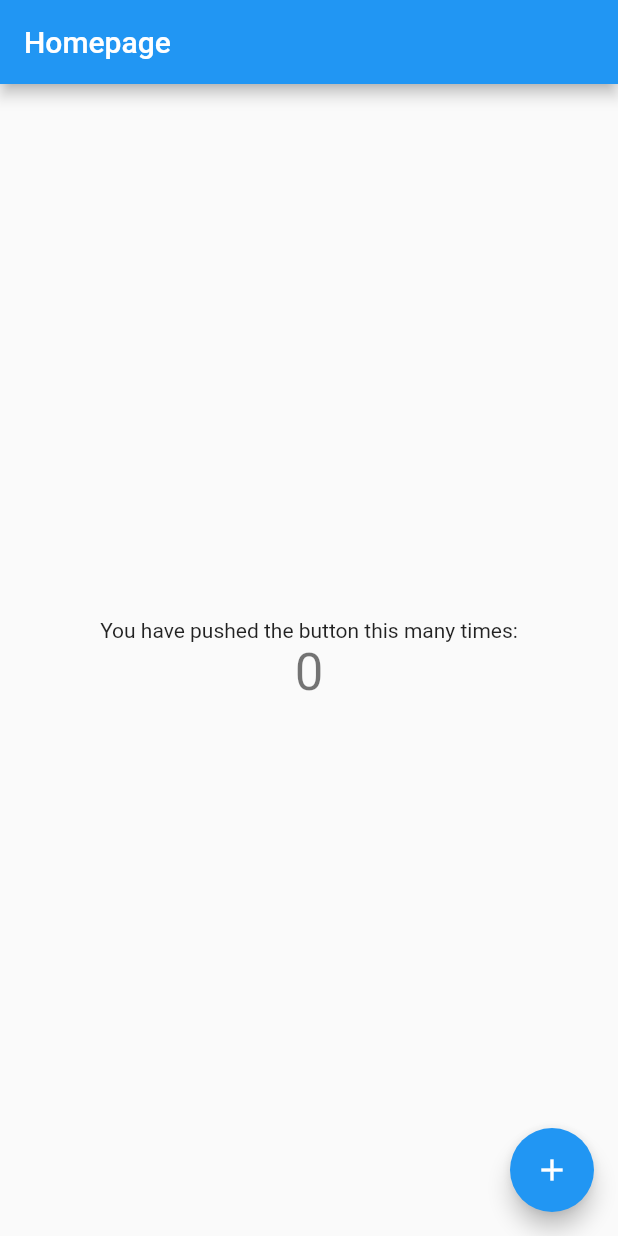
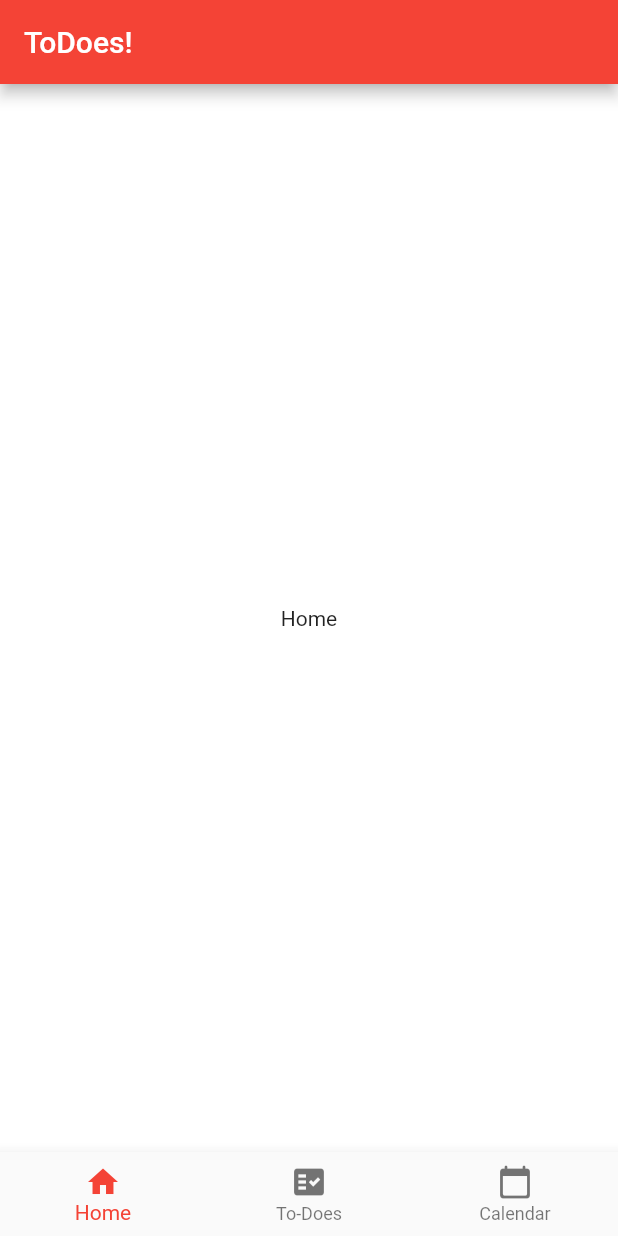
Before and after one commit to REALSDEALS/ToDoes, a Flutter app: the screen it shows after launch, on a phone screen of 412 x 824 dp. Run offline on Flutter 3.47's test engine with Material 2 defaults, Android fonts, the phone set to English and light mode, and no system bars.

Commit message:
Implement an navigation tab #4

```diff
--- /dev/null
+++ b/todoes/lib/homescreen.dart
@@ -0,0 +1,10 @@
+import 'package:flutter/material.dart';
+
+class Home extends StatelessWidget {
+  @override
+  Widget build(BuildContext context) {
+    return Center(
+      child: Text('Home'),
+    );
+  }
+}
--- a/todoes/lib/main.dart
+++ b/todoes/lib/main.dart
@@ -1,113 +1,16 @@
 import 'package:flutter/material.dart';
+import 'package:todoes/nav.dart';
 
 void main() {
   runApp(MyApp());
 }
 
 class MyApp extends StatelessWidget {
-  // This widget is the root of your application.
   @override
   Widget build(BuildContext context) {
     return MaterialApp(
-      title: 'ToDoes!',
-      theme: ThemeData(
-        // This is the theme of your application.
-        //
-        // Try running your application with "flutter run". You'll see the
-        // application has a blue toolbar. Then, without quitting the app, try
-        // changing the primarySwatch below to Colors.green and then invoke
-        // "hot reload" (press "r" in the console where you ran "flutter run",
-        // or simply save your changes to "hot reload" in a Flutter IDE).
-        // Notice that the counter didn't reset back to zero; the application
-        // is not restarted.
-        primarySwatch: Colors.blue,
-      ),
-      home: MyHomePage(title: 'Homepage'),
+      title: 'Bottom Navigation Bar',
+      home: Nav(),
     );
   }
 }
-
-class MyHomePage extends StatefulWidget {
-  MyHomePage({Key key, this.title}) : super(key: key);
-
-  // This widget is the home page of your application. It is stateful, meaning
-  // that it has a State object (defined below) that contains fields that affect
-  // how it looks.
-
-  // This class is the configuration for the state. It holds the values (in this
-  // case the title) provided by the parent (in this case the App widget) and
-  // used by the build method of the State. Fields in a Widget subclass are
-  // always marked "final".
-
-  final String title;
-
-  @override
-  _MyHomePageState createState() => _MyHomePageState();
-}
-
-class _MyHomePageState extends State<MyHomePage> {
-  int _counter = 0;
-
-  void _incrementCounter() {
-    setState(() {
-      // This call to setState tells the Flutter framework that something has
-      // changed in this State, which causes it to rerun the build method below
-      // so that the display can reflect the updated values. If we changed
-      // _counter without calling setState(), then the build method would not be
-      // called again, and so nothing would appear to happen.
-      _counter++;
-    });
-  }
-
-  @override
-  Widget build(BuildContext context) {
-    // This method is rerun every time setState is called, for instance as done
-    // by the _incrementCounter method above.
-    //
-    // The Flutter framework has been optimized to make rerunning build methods
-    // fast, so that you can just rebuild anything that needs updating rather
-    // than having to individually change instances of widgets.
-    return Scaffold(
-      appBar: AppBar(
-        // Here we take the value from the MyHomePage object that was created by
-        // the App.build method, and use it to set our appbar title.
-        title: Text(widget.title),
-      ),
-      body: Center(
-        // Center is a layout widget. It takes a single child and positions it
-        // in the middle of the parent.
-        child: Column(
-          // Column is also a layout widget. It takes a list of children and
-          // arranges them vertically. By default, it sizes itself to fit its
-          // children horizontally, and tries to be as tall as its parent.
-          //
-          // Invoke "debug painting" (press "p" in the console, choose the
-          // "Toggle Debug Paint" action from the Flutter Inspector in Android
-          // Studio, or the "Toggle Debug Paint" command in Visual Studio Code)
-          // to see the wireframe for each widget.
-          //
-          // Column has various properties to control how it sizes itself and
-          // how it positions its children. Here we use mainAxisAlignment to
-          // center the children vertically; the main axis here is the vertical
-          // axis because Columns are vertical (the cross axis would be
-          // horizontal).
-          mainAxisAlignment: MainAxisAlignment.center,
-          children: <Widget>[
-            Text(
-              'You have pushed the button this many times:',
-            ),
-            Text(
-              '$_counter',
-              style: Theme.of(context).textTheme.headline4,
-            ),
-          ],
-        ),
-      ),
-      floatingActionButton: FloatingActionButton(
-        onPressed: _incrementCounter,
-        tooltip: 'Increment',
-        child: Icon(Icons.add),
-      ), // This trailing comma makes auto-formatting nicer for build methods.
-    );
-  }
-}
--- /dev/null
+++ b/todoes/lib/nav.dart
@@ -0,0 +1,55 @@
+import 'package:flutter/material.dart';
+import 'package:todoes/homescreen.dart';
+
+class Nav extends StatefulWidget {
+  @override
+  _NavState createState() => _NavState();
+}
+
+class _NavState extends State<Nav> {
+  int _SelectedIndex = 0;
+  List<Widget> _widgetOptions = <Widget>[
+    Home(),
+    Text('To-Does'),
+    Text('Calendar'),
+  ];
+
+  void _OnItemTap(int index) {
+    setState(() {
+      _SelectedIndex = index;
+    });
+  }
+
+  @override
+  Widget build(BuildContext context) {
+    return Scaffold(
+      backgroundColor: Colors.white,
+      appBar: AppBar(
+        title: Text('ToDoes!'),
+        backgroundColor: Colors.red,
+      ),
+      body: Center(
+        child: _widgetOptions.elementAt(_SelectedIndex),
+      ),
+      bottomNavigationBar: BottomNavigationBar(
+        items: const <BottomNavigationBarItem>[
+          BottomNavigationBarItem(
+            icon: Icon(Icons.home),
+            label: 'Home',
+          ),
+          BottomNavigationBarItem(
+            icon: Icon(Icons.fact_check),
+            label: 'To-Does',
+          ),
+          BottomNavigationBarItem(
+            icon: Icon(Icons.calendar_today_rounded),
+            label: 'Calendar',
+          ),
+        ],
+        currentIndex: _SelectedIndex,
+        onTap: _OnItemTap,
+        selectedItemColor: Colors.red,
+      ),
+    );
+  }
+}
```
